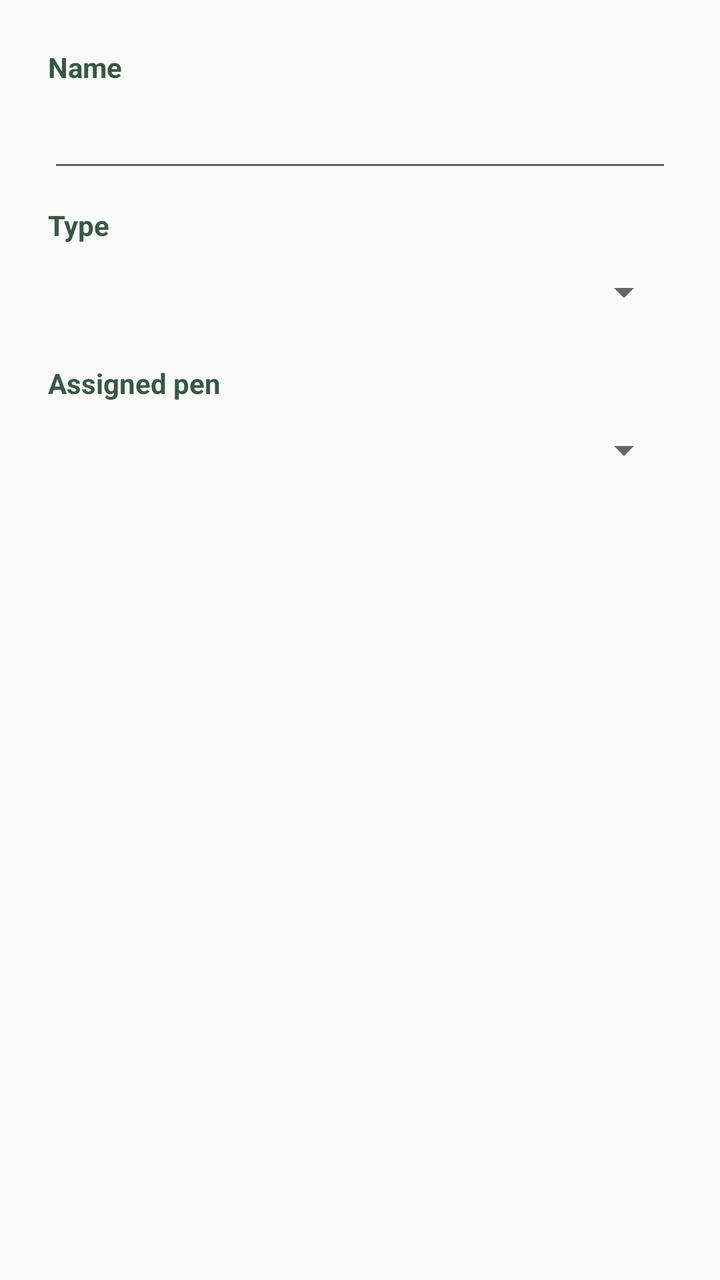
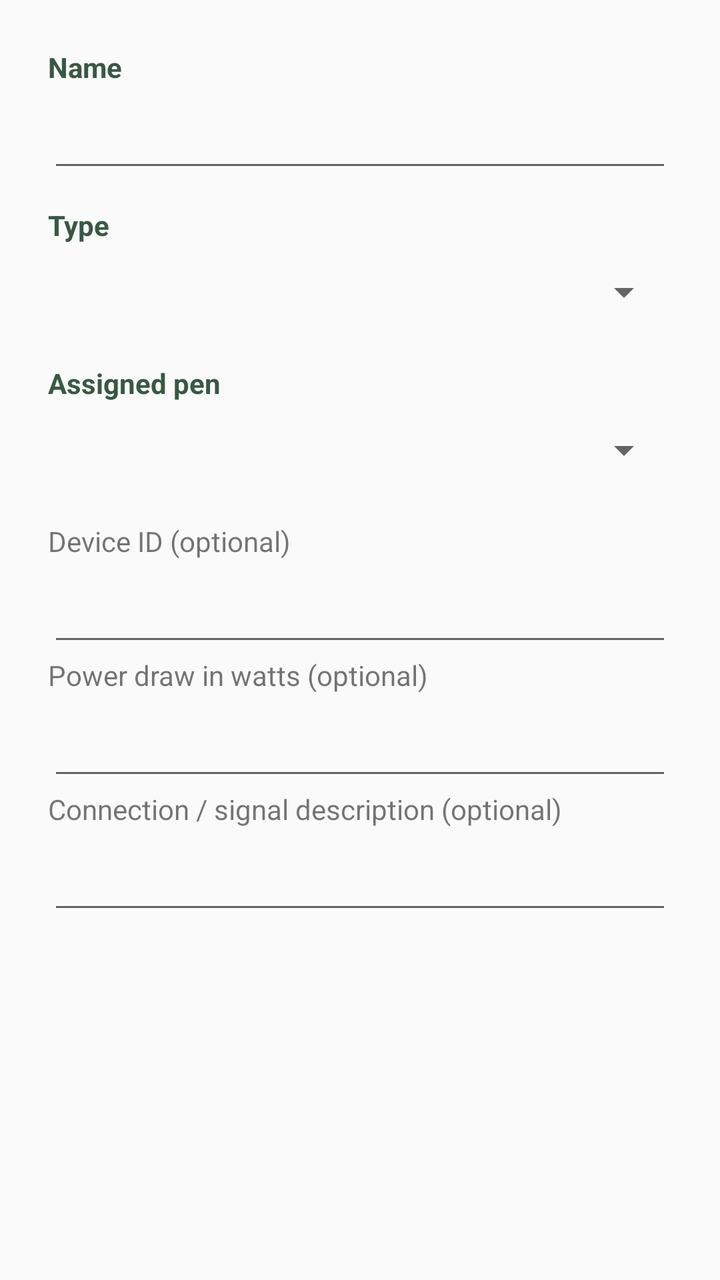

Screens rendered from an Android XML layout before and after an edit, with the pre-edit source and the edit as a unified diff.
<!-- AndroidManifest.xml: application theme Theme.HogWatch -->
<!-- res/layout/dialog_equipment.xml -->
<ScrollView xmlns:android="http://schemas.android.com/apk/res/android" android:layout_width="match_parent" android:layout_height="wrap_content"><LinearLayout android:layout_width="match_parent" android:layout_height="wrap_content" android:orientation="vertical" android:padding="24dp">
    <TextView android:layout_width="match_parent" android:layout_height="wrap_content" android:text="Name" android:labelFor="@+id/equipment_name" android:textStyle="bold" android:textColor="#395844"/>
    <EditText android:id="@id/equipment_name" android:layout_width="match_parent" android:layout_height="48dp" android:layout_marginBottom="12dp" android:singleLine="true" android:maxLength="80" android:inputType="textCapSentences"/>
    <TextView android:layout_width="match_parent" android:layout_height="wrap_content" android:text="Type" android:labelFor="@+id/equipment_type" android:textStyle="bold" android:textColor="#395844"/>
    <Spinner android:id="@id/equipment_type" android:layout_width="match_parent" android:layout_height="48dp" android:layout_marginBottom="12dp" />
    <TextView android:layout_width="match_parent" android:layout_height="wrap_content" android:text="Assigned pen" android:labelFor="@+id/equipment_pen" android:textStyle="bold" android:textColor="#395844"/>
    <Spinner android:id="@id/equipment_pen" android:layout_width="match_parent" android:layout_height="48dp" android:layout_marginBottom="12dp" />
</LinearLayout></ScrollView>
<!-- resources referenced by this layout -->
<resources>
  <style name="Theme.HogWatch" parent="@android:style/Theme.Material.Light.NoActionBar"><item name="android:statusBarColor">#F4F6F0</item><item name="android:navigationBarColor">#102A20</item><item name="android:colorAccent">#246849</item><item name="android:windowLightStatusBar">true</item></style>
</resources>

<!-- the commit's change to res/layout/dialog_equipment.xml (unified diff, before → after) -->
@@ -5,4 +5,6 @@
     <Spinner android:id="@id/equipment_type" android:layout_width="match_parent" android:layout_height="48dp" android:layout_marginBottom="12dp" />
     <TextView android:layout_width="match_parent" android:layout_height="wrap_content" android:text="Assigned pen" android:labelFor="@+id/equipment_pen" android:textStyle="bold" android:textColor="#395844"/>
     <Spinner android:id="@id/equipment_pen" android:layout_width="match_parent" android:layout_height="48dp" android:layout_marginBottom="12dp" />
-</LinearLayout></ScrollView>
+<TextView android:layout_width="match_parent" android:layout_height="wrap_content" android:text="Device ID (optional)" android:labelFor="@+id/device_id"/><EditText android:id="@id/device_id" android:layout_width="match_parent" android:layout_height="wrap_content" android:minHeight="48dp" android:singleLine="true" android:inputType="text" android:maxLength="100"/>
+<TextView android:layout_width="match_parent" android:layout_height="wrap_content" android:text="Power draw in watts (optional)" android:labelFor="@+id/device_watts"/><EditText android:id="@id/device_watts" android:layout_width="match_parent" android:layout_height="wrap_content" android:minHeight="48dp" android:singleLine="true" android:inputType="numberDecimal" android:maxLength="100"/>
+<TextView android:layout_width="match_parent" android:layout_height="wrap_content" android:text="Connection / signal description (optional)" android:labelFor="@+id/device_connection"/><EditText android:id="@id/device_connection" android:layout_width="match_parent" android:layout_height="wrap_content" android:minHeight="48dp" android:singleLine="true" android:inputType="text" android:maxLength="100"/></LinearLayout></ScrollView>
